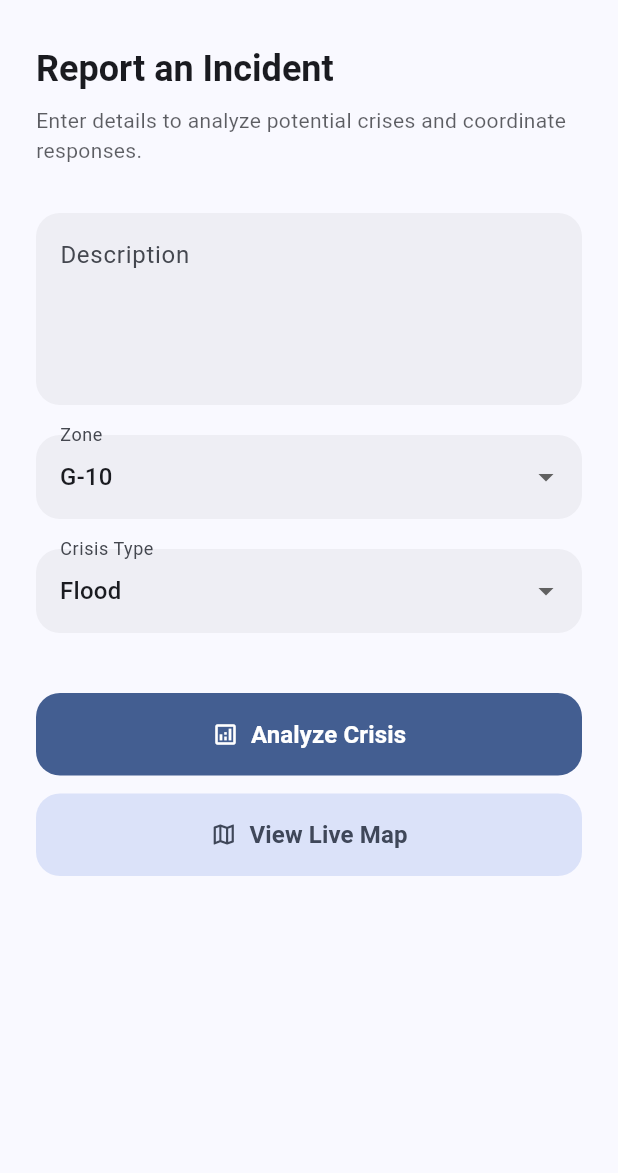
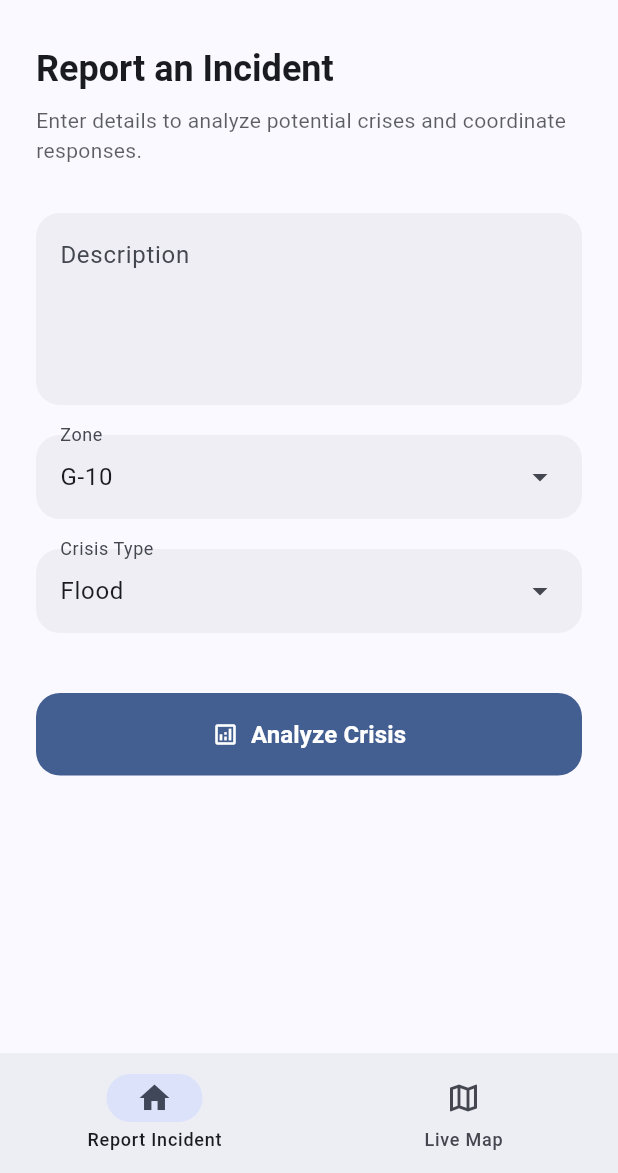
Before and after one commit to Shaharyar2442/HackathonAISeekho, a Flutter app: the screen it shows after launch, on a phone screen of 412 x 824 dp, the part 63-1236 px from its top. Run offline on Flutter 3.47's test engine with Material 3 defaults, Android fonts, the phone set to English and light mode, and no system bars; our stand-ins replace google_maps_flutter.

Commit message:
Fix DropdownMenu width and add rounded menu borders

```diff
--- a/ciro_mobile/lib/main.dart
+++ b/ciro_mobile/lib/main.dart
@@ -37,10 +37,55 @@ class CIROApp extends StatelessWidget {
       ),
       initialRoute: '/',
       routes: {
-        '/': (context) => const HomeScreen(),
-        '/map': (context) => const MapScreen(),
+        '/': (context) => const MainScreen(),
         '/response': (context) => const ResponseScreen(),
       },
+    );
+  }
+}
+
+class MainScreen extends StatefulWidget {
+  const MainScreen({Key? key}) : super(key: key);
+
+  @override
+  State<MainScreen> createState() => _MainScreenState();
+}
+
+class _MainScreenState extends State<MainScreen> {
+  int _currentIndex = 0;
+
+  final List<Widget> _pages = const [
+    HomeScreen(),
+    MapScreen(),
+  ];
+
+  @override
+  Widget build(BuildContext context) {
+    return Scaffold(
+      body: IndexedStack(
+        index: _currentIndex,
+        children: _pages,
+      ),
+      bottomNavigationBar: NavigationBar(
+        selectedIndex: _currentIndex,
+        onDestinationSelected: (index) {
+          setState(() {
+            _currentIndex = index;
+          });
+        },
+        destinations: const [
+          NavigationDestination(
+            icon: Icon(Icons.home_outlined),
+            selectedIcon: Icon(Icons.home),
+            label: 'Report Incident',
+          ),
+          NavigationDestination(
+            icon: Icon(Icons.map_outlined),
+            selectedIcon: Icon(Icons.map),
+            label: 'Live Map',
+          ),
+        ],
+      ),
     );
   }
 }
@@ -71,6 +116,15 @@ class _HomeScreenState extends State<HomeScreen> {
   Widget build(BuildContext context) {
     final theme = Theme.of(context);
     final inputFillColor = theme.colorScheme.onSurface.withOpacity(0.05);
+
+    final inputDecorationTheme = InputDecorationTheme(
+      filled: true,
+      fillColor: inputFillColor,
+      border: OutlineInputBorder(
+        borderRadius: BorderRadius.circular(16),
+        borderSide: BorderSide.none,
+      ),
+    );
 
     return Scaffold(
       appBar: AppBar(
@@ -108,36 +162,40 @@ class _HomeScreenState extends State<HomeScreen> {
                 maxLines: 4,
               ),
               const SizedBox(height: 20),
-              DropdownButtonFormField<String>(
-                value: selectedZone,
-                decoration: InputDecoration(
-                  labelText: 'Zone',
-                  filled: true,
-                  fillColor: inputFillColor,
-                  border: OutlineInputBorder(
-                    borderRadius: BorderRadius.circular(16),
-                    borderSide: BorderSide.none,
-                  ),
-                ),
-                icon: const Icon(Icons.arrow_drop_down),
-                items: zones.map((zone) => DropdownMenuItem(value: zone, child: Text(zone))).toList(),
-                onChanged: (val) => setState(() => selectedZone = val),
+              LayoutBuilder(
+                builder: (context, constraints) {
+                  return DropdownMenu<String>(
+                    width: constraints.maxWidth,
+                    initialSelection: selectedZone,
+                    label: const Text('Zone'),
+                    inputDecorationTheme: inputDecorationTheme,
+                    menuStyle: MenuStyle(
+                      shape: MaterialStateProperty.all(
+                        RoundedRectangleBorder(borderRadius: BorderRadius.circular(16)),
+                      ),
+                    ),
+                    dropdownMenuEntries: zones.map((zone) => DropdownMenuEntry(value: zone, label: zone)).toList(),
+                    onSelected: (val) => setState(() => selectedZone = val),
+                  );
+                },
               ),
               const SizedBox(height: 20),
-              DropdownButtonFormField<String>(
-                value: selectedType,
-                decoration: InputDecoration(
-                  labelText: 'Crisis Type',
-                  filled: true,
-                  fillColor: inputFillColor,
-                  border: OutlineInputBorder(
-                    borderRadius: BorderRadius.circular(16),
-                    borderSide: BorderSide.none,
-                  ),
-                ),
-                icon: const Icon(Icons.arrow_drop_down),
-                items: types.map((type) => DropdownMenuItem(value: type, child: Text(type))).toList(),
-                onChanged: (val) => setState(() => selectedType = val),
+              LayoutBuilder(
+                builder: (context, constraints) {
+                  return DropdownMenu<String>(
+                    width: constraints.maxWidth,
+                    initialSelection: selectedType,
+                    label: const Text('Crisis Type'),
+                    inputDecorationTheme: inputDecorationTheme,
+                    menuStyle: MenuStyle(
+                      shape: MaterialStateProperty.all(
+                        RoundedRectangleBorder(borderRadius: BorderRadius.circular(16)),
+                      ),
+                    ),
+                    dropdownMenuEntries: types.map((type) => DropdownMenuEntry(value: type, label: type)).toList(),
+                    onSelected: (val) => setState(() => selectedType = val),
+                  );
+                },
               ),
               const SizedBox(height: 40),
               FilledButton.icon(
@@ -173,18 +231,6 @@ class _HomeScreenState extends State<HomeScreen> {
                     : const Icon(Icons.analytics_outlined),
                 label: Text(_isLoading ? 'Analyzing...' : 'Analyze Crisis', style: const TextStyle(fontSize: 16, fontWeight: FontWeight.w600)),
               ),
-              const SizedBox(height: 12),
-              FilledButton.tonalIcon(
-                style: FilledButton.styleFrom(
-                  padding: const EdgeInsets.symmetric(vertical: 16),
-                  shape: RoundedRectangleBorder(borderRadius: BorderRadius.circular(16)),
-                ),
-                onPressed: () {
-                  Navigator.pushNamed(context, '/map');
-                },
-                icon: const Icon(Icons.map_outlined),
-                label: const Text('View Live Map', style: TextStyle(fontSize: 16, fontWeight: FontWeight.w600)),
-              ),
             ],
           ),
         ),
@@ -203,19 +249,14 @@ class MapScreen extends StatelessWidget {
       appBar: AppBar(
         backgroundColor: Colors.transparent,
         elevation: 0,
-        leading: Padding(
-          padding: const EdgeInsets.all(8.0),
-          child: CircleAvatar(
-            backgroundColor: Theme.of(context).colorScheme.surface.withOpacity(0.9),
-            child: IconButton(
-              icon: Icon(Icons.arrow_back, color: Theme.of(context).colorScheme.onSurface),
-              onPressed: () => Navigator.pop(context),
-            ),
-          ),
+        // Using a soft shadow so text is visible on the map background
+        title: const Text(
+          'Live Crisis Map',
+          style: TextStyle(shadows: [Shadow(color: Colors.black45, blurRadius: 4)]),
         ),
       ),
       body: const GoogleMap(
-        myLocationButtonEnabled: false,
+        myLocationButtonEnabled: true,
         zoomControlsEnabled: false,
         initialCameraPosition: CameraPosition(
           target: LatLng(33.6844, 73.0479),
```
